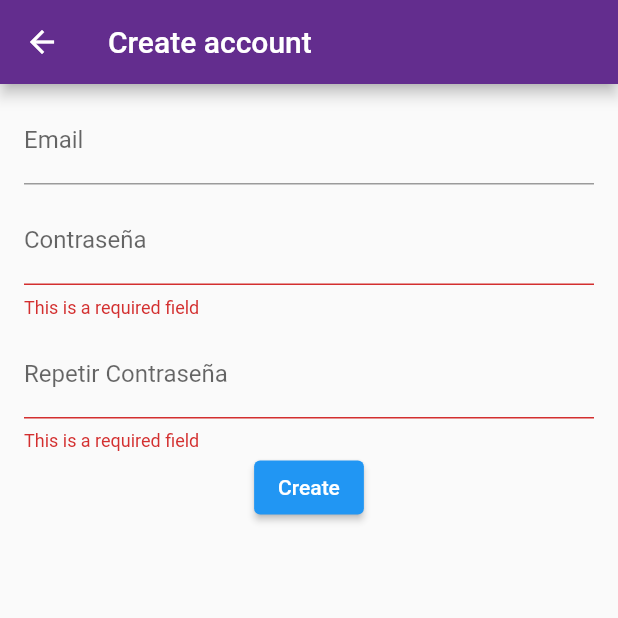
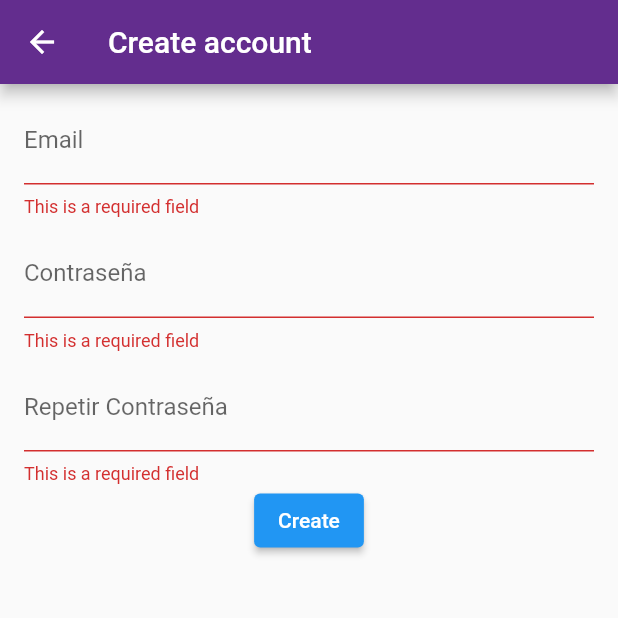
Before and after one commit to atamarones/MUJERESRADIO, a Flutter app: the EmailCreate screen opened by its route, after a tap on "Create", on a phone screen of 412 x 824 dp, the top half of it. Run offline on Flutter 3.47's test engine with Material 2 defaults, Android fonts, the phone set to English and light mode, and no system bars; our stand-ins replace cached_network_image, carousel_slider, cloud_firestore, equatable, firebase_auth, firebase_core and 6 more; missing offline and left inert: flutter_facebook_auth; accounts and stored records are empty; network calls fail; statements that could not run were skipped.

Commit message:
Corrección de errores en pantalla de Sign/Create by email_signin_screen.dart

```diff
--- a/lib/controllers/email_create_controller.dart
+++ b/lib/controllers/email_create_controller.dart
@@ -13,10 +13,7 @@ class EmailCreateController extends GetxController {
   final isLoading = RxBool(false);
 
   String? emailValidator(String? value) {
-    //return (value == null || value.isEmpty) ? 'This is a required field' : null;
-    bool emailValid = RegExp(r'^.+@[a-zA-Z]+\.{1}[a-zA-Z]+(\.{0,1}[a-zA-Z]+)$').hasMatch(value!);
-    return (emailValid) ? 'Ingrese un email válido.' : null;
-
+    return (value == null || value.isEmpty) ? 'This is a required field' : null;
   }
 
   String? passwordValidator(String? value) {
--- a/lib/screens/email_signin_screen.dart
+++ b/lib/screens/email_signin_screen.dart
@@ -30,7 +30,7 @@ class EmailSignIn extends StatelessWidget {
                 visible: emailController.error.value?.isNotEmpty == true,
                 child: Text(
                   emailController.error.value ?? '',
-                  style: const TextStyle(color: Colors.red, fontSize: 20),
+                  style: const TextStyle(color: Colors.red, fontSize: 14),
                 ))),
             const SizedBox(
               height: 8,
--- a/lib/screens/profile_screen/components/list_view_video.dart
+++ b/lib/screens/profile_screen/components/list_view_video.dart
@@ -34,7 +34,7 @@ class BuildListVideo extends StatelessWidget {
           ),
           title: Text(dummyList[index]["title"]),
           subtitle: Text(dummyList[index]["subtitle"]),
-          trailing: const Icon(Icons.favorite, color: Colors.red,),
+          //trailing: const Icon(Icons.favorite, color: Colors.red,),
         ),
       ),
     )));
--- a/lib/screens/signin_screen/components/body.dart
+++ b/lib/screens/signin_screen/components/body.dart
@@ -49,7 +49,7 @@ class Body extends StatelessWidget {
                 visible: homeSignInController.error.value?.isNotEmpty == true,
                 child: Text(
                   homeSignInController.error.value != null ? 'Debe selección un método de autenticación' : '',
-                  style: const TextStyle(color: Colors.red, fontSize: 20.0),
+                  style: const TextStyle(color: Colors.red, fontSize: 14.0),
                 ),
               ),
             ),
```
